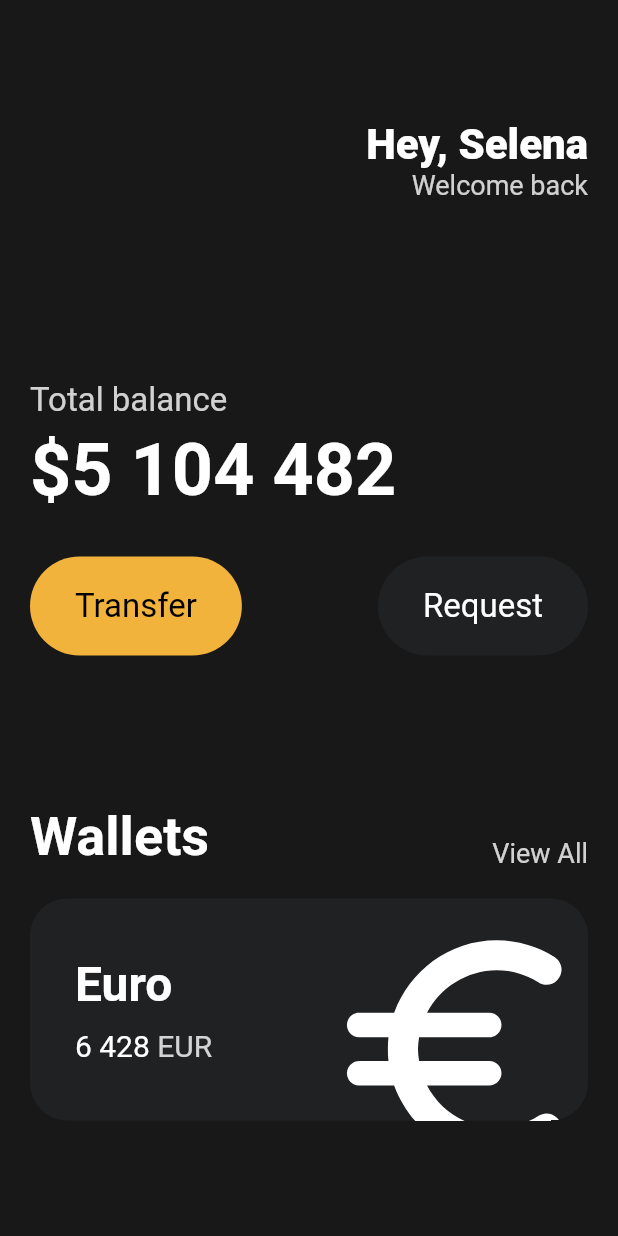
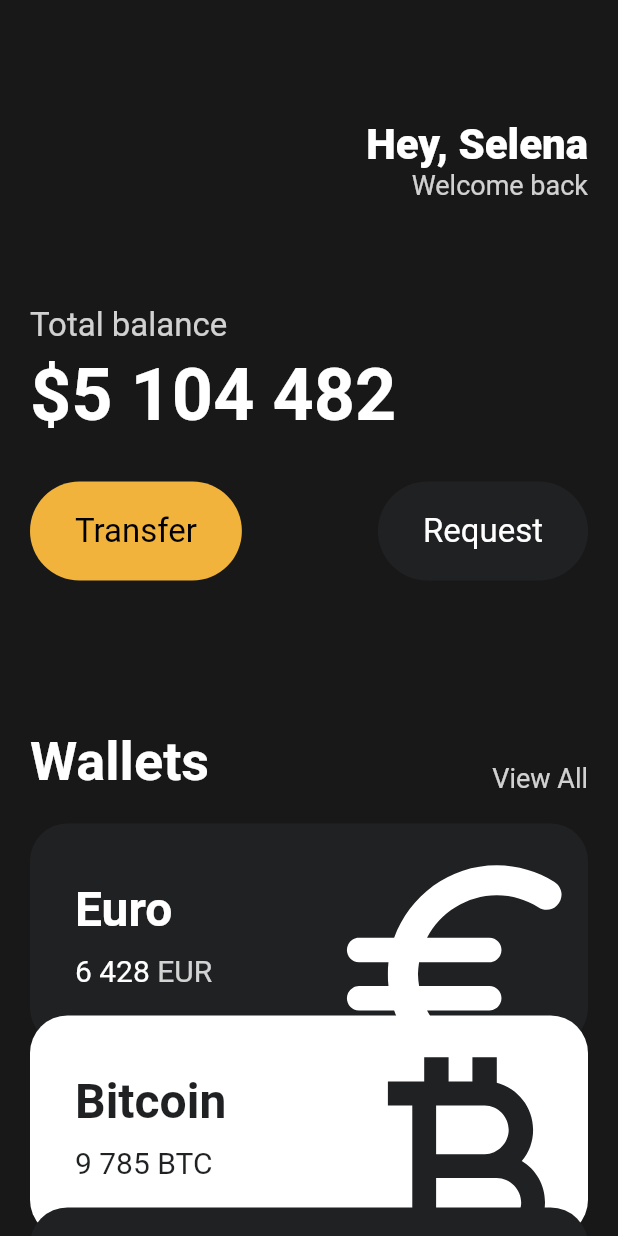
Before and after one commit to Potato-Y/nomadcoders_toonflix, a Flutter app: the screen it shows after launch, on a phone screen of 412 x 824 dp. Run offline on Flutter 3.47's test engine with Material 2 defaults, Android fonts, the phone set to English and light mode, and no system bars.

Commit message:
3.8 카드 여러 개 포개어 추가

```diff
--- a/lib/main.dart
+++ b/lib/main.dart
@@ -1,5 +1,6 @@
 import 'package:flutter/material.dart';
 import 'package:nomadcoders_toonflix/widgets/Button.dart';
+import 'package:nomadcoders_toonflix/widgets/currency_card.dart';
 
 void main(List<String> args) {
   runApp(const App());
@@ -13,7 +14,8 @@
     return MaterialApp(
       home: Scaffold(
         backgroundColor: const Color(0xFF181818),
-        body: Padding(
+        body: SingleChildScrollView(
+          child: Padding(
             padding: const EdgeInsets.symmetric(horizontal: 20),
             child: Column(
               crossAxisAlignment: CrossAxisAlignment.start,
@@ -47,7 +49,7 @@
                   ],
                 ),
                 const SizedBox(
-                height: 120,
+                  height: 70,
                 ),
                 Text(
                   'Total balance',
@@ -112,69 +114,35 @@
                 const SizedBox(
                   height: 20,
                 ),
-              Container(
-                clipBehavior: Clip.hardEdge,
-                decoration: BoxDecoration(
-                  color: const Color(0xFF1F2123),
-                  borderRadius: BorderRadius.circular(25),
+                const CurrencyCard(
+                  name: 'Euro',
+                  code: 'EUR',
+                  amount: '6 428',
+                  icon: Icons.euro_rounded,
+                  isInverted: false,
                 ),
-                child: Padding(
-                  padding: const EdgeInsets.all(30),
-                  child: Row(
-                    mainAxisAlignment: MainAxisAlignment.spaceBetween,
-                    children: [
-                      Column(
-                        crossAxisAlignment: CrossAxisAlignment.start,
-                        children: [
-                          const Text(
-                            'Euro',
-                            style: TextStyle(
-                              fontSize: 32,
-                              fontWeight: FontWeight.w600,
-                              color: Colors.white,
+                Transform.translate(
+                  offset: const Offset(0, -20),
+                  child: const CurrencyCard(
+                    name: 'Bitcoin',
+                    code: 'BTC',
+                    amount: '9 785',
+                    icon: Icons.currency_bitcoin,
+                    isInverted: true,
                   ),
                 ),
-                          const SizedBox(
-                            height: 10,
-                          ),
-                          Row(
-                            children: [
-                              const Text(
-                                '6 428',
-                                style: TextStyle(
-                                  color: Colors.white,
-                                  fontSize: 20,
-                                ),
-                              ),
-                              const SizedBox(
-                                width: 5,
-                              ),
-                              Text(
-                                'EUR',
-                                style: TextStyle(
-                                    color: Colors.white.withOpacity(0.8),
-                                    fontSize: 20),
-                              ),
-                            ],
-                          )
-                        ],
-                      ),
-                      Transform.scale(
-                        scale: 2.2,
-                        child: Transform.translate(
-                          offset: const Offset(-5, 12),
-                          child: const Icon(
-                            Icons.euro_rounded,
-                            color: Colors.white,
-                            size: 88,
-                          ),
+                Transform.translate(
+                  offset: const Offset(0, -40),
+                  child: const CurrencyCard(
+                    name: 'Dollar',
+                    code: 'USD',
+                    amount: '428',
+                    icon: Icons.auto_awesome_motion_outlined,
+                    isInverted: false,
                   ),
                 ),
               ],
             ),
-                ),
-              )
-            ],
           ),
         ),
       ),
--- /dev/null
+++ b/lib/widgets/currency_card.dart
@@ -0,0 +1,86 @@
+import 'package:flutter/material.dart';
+
+class CurrencyCard extends StatelessWidget {
+  final String name, code, amount;
+  final IconData icon;
+  final bool isInverted;
+
+  final _blackColor = const Color(0xFF1F2123);
+
+  const CurrencyCard({
+    super.key,
+    required this.name,
+    required this.code,
+    required this.amount,
+    required this.icon,
+    required this.isInverted,
+  });
+
+  @override
+  Widget build(BuildContext context) {
+    return Container(
+      clipBehavior: Clip.hardEdge,
+      decoration: BoxDecoration(
+        color: isInverted ? Colors.white : const Color(0xFF1F2123),
+        borderRadius: BorderRadius.circular(25),
+      ),
+      child: Padding(
+        padding: const EdgeInsets.all(30),
+        child: Row(
+          mainAxisAlignment: MainAxisAlignment.spaceBetween,
+          children: [
+            Column(
+              crossAxisAlignment: CrossAxisAlignment.start,
+              children: [
+                Text(
+                  name,
+                  style: TextStyle(
+                    fontSize: 32,
+                    fontWeight: FontWeight.w600,
+                    color: isInverted ? _blackColor : Colors.white,
+                  ),
+                ),
+                const SizedBox(
+                  height: 10,
+                ),
+                Row(
+                  children: [
+                    Text(
+                      amount,
+                      style: TextStyle(
+                        color: isInverted ? _blackColor : Colors.white,
+                        fontSize: 20,
+                      ),
+                    ),
+                    const SizedBox(
+                      width: 5,
+                    ),
+                    Text(
+                      code,
+                      style: TextStyle(
+                          color: isInverted
+                              ? _blackColor
+                              : Colors.white.withOpacity(0.8),
+                          fontSize: 20),
+                    ),
+                  ],
+                )
+              ],
+            ),
+            Transform.scale(
+              scale: 2.2,
+              child: Transform.translate(
+                offset: const Offset(-5, 12),
+                child: Icon(
+                  icon,
+                  color: isInverted ? _blackColor : Colors.white,
+                  size: 88,
+                ),
+              ),
+            ),
+          ],
+        ),
+      ),
+    );
+  }
+}
```
Lines whose indentation alone changed are shown as unchanged.
